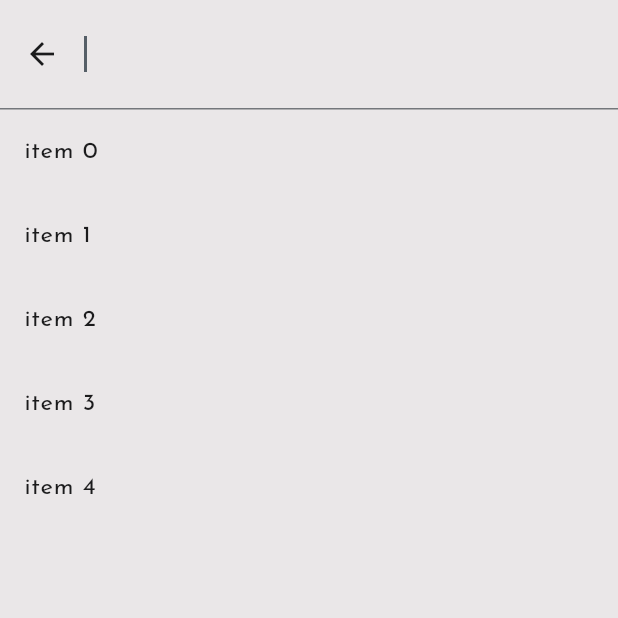
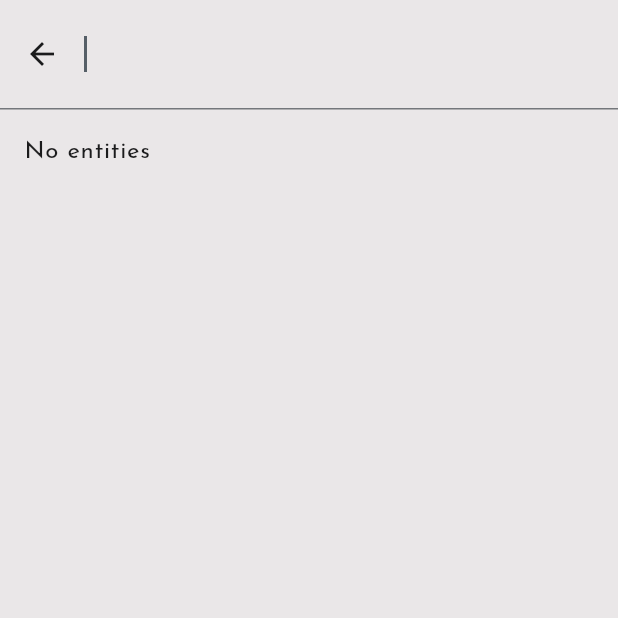
Before and after one commit to bsharma06/udhari, a Flutter app: the screen it shows after launch, after a tap on the "search" icon, on a phone screen of 412 x 824 dp, the top half of it. Run offline on Flutter 3.47's test engine with Material 3 defaults, Android fonts, the phone set to English and light mode, and no system bars; our stand-ins replace csv, file_picker, flutter_contacts, google_fonts, shared_preferences, sqflite; accounts and stored records are empty.

Commit message:
Modified search functionality

```diff
--- a/lib/screens/home_screen.dart
+++ b/lib/screens/home_screen.dart
@@ -214,7 +214,7 @@ class _HomeScreenState extends State<HomeScreen> {
     //   ),
     // );
 
-    Widget _searchBar() {
+    Widget searchBar() {
       final controller = SearchController();
       return SearchAnchor(
         searchController: controller,
@@ -228,17 +228,48 @@ class _HomeScreenState extends State<HomeScreen> {
         },
         suggestionsBuilder:
             (BuildContext context, SearchController controller) {
-              return List<ListTile>.generate(5, (int index) {
-                final String item = 'item $index';
+              final query = controller.text.trim();
+              final ledger = Provider.of<LedgerProvider>(
+                context,
+                listen: false,
+              );
+              final entities = ledger.getUniqueEntities();
+
+              // If query empty, show top 5 entities as suggestions
+              final matches = query.isEmpty
+                  ? entities.take(5).toList()
+                  : entities
+                        .where(
+                          (e) => e.toLowerCase().contains(query.toLowerCase()),
+                        )
+                        .toList();
+
+              if (matches.isEmpty) {
+                if (query.isEmpty) {
+                  return <ListTile>[ListTile(title: Text('No entities'))];
+                }
+
+                // Allow searching for arbitrary query
+                return <ListTile>[
+                  ListTile(
+                    title: Text('Search for "$query"'),
+                    onTap: () {
+                      controller.closeView(query);
+                      setState(() => _searchQuery = query);
+                    },
+                  ),
+                ];
+              }
+
+              return matches.map((item) {
                 return ListTile(
                   title: Text(item),
                   onTap: () {
-                    setState(() {
-                      controller.closeView(item);
-                    });
+                    controller.closeView(item);
+                    setState(() => _searchQuery = item);
                   },
                 );
-              });
+              }).toList();
             },
       );
     }
@@ -277,7 +308,14 @@ class _HomeScreenState extends State<HomeScreen> {
                       ),
                       Row(
                         children: [
-                          _searchBar(),
+                          searchBar(),
+                          if (_searchQuery.trim().isNotEmpty)
+                            IconButton(
+                              tooltip: 'Clear search',
+                              icon: const Icon(Icons.refresh_outlined),
+                              onPressed: () =>
+                                  setState(() => _searchQuery = ''),
+                            ),
                           IconButton(
                             icon: const Icon(Icons.settings_outlined),
                             onPressed: () {
@@ -295,26 +333,10 @@ class _HomeScreenState extends State<HomeScreen> {
                       fontWeight: FontWeight.w600,
                     ),
                   ),
-                  const SizedBox(height: 32),
-                  TextField(
-                    decoration: InputDecoration(
-                      prefixIcon: const Icon(Icons.search),
-                      hintText: 'Search contacts or entities',
-                      filled: true,
-                      fillColor: Theme.of(context).canvasColor,
-                      border: OutlineInputBorder(
-                        borderRadius: BorderRadius.circular(20),
-                        borderSide: BorderSide(
-                          color: Theme.of(
-                            context,
-                          ).colorScheme.primary.withAlpha(80),
-                          width: 0.5,
-                        ),
-                      ),
-                    ),
-                    onChanged: (value) => setState(() => _searchQuery = value),
-                  ),
-                  const SizedBox(height: 32),
+                  const SizedBox(height: 16),
+                  // Search is handled by the SearchAnchor (tap the search icon),
+                  // which updates `_searchQuery` when a suggestion is selected.
+                  const SizedBox(height: 16),
                   Row(
                     mainAxisAlignment: MainAxisAlignment.spaceBetween,
                     children: [
```
